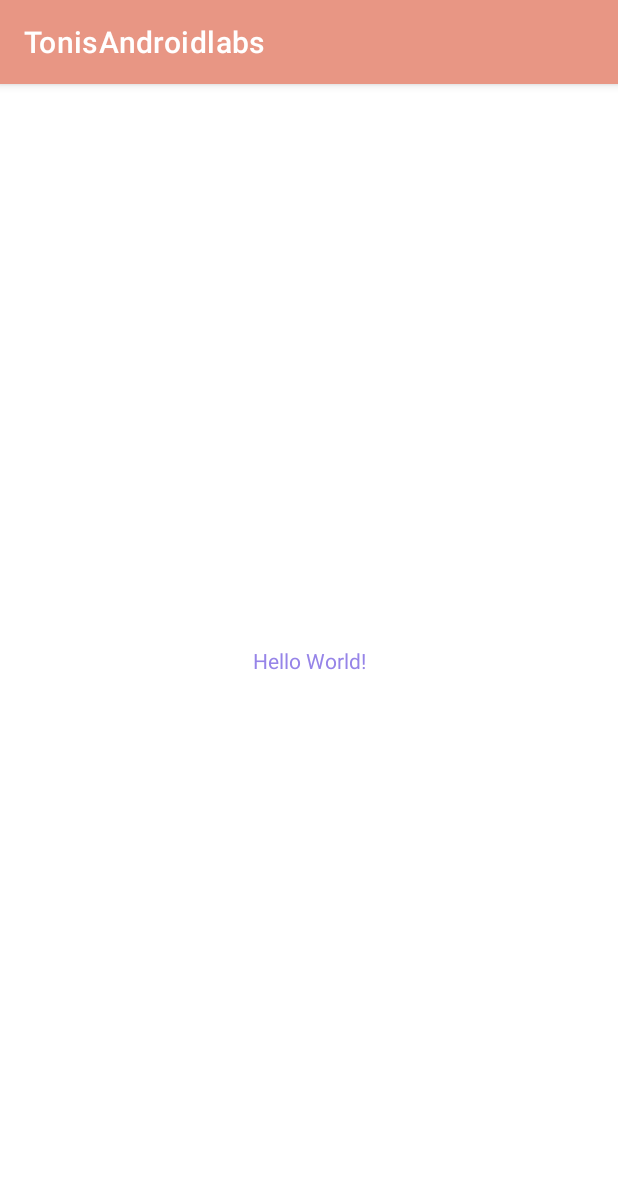
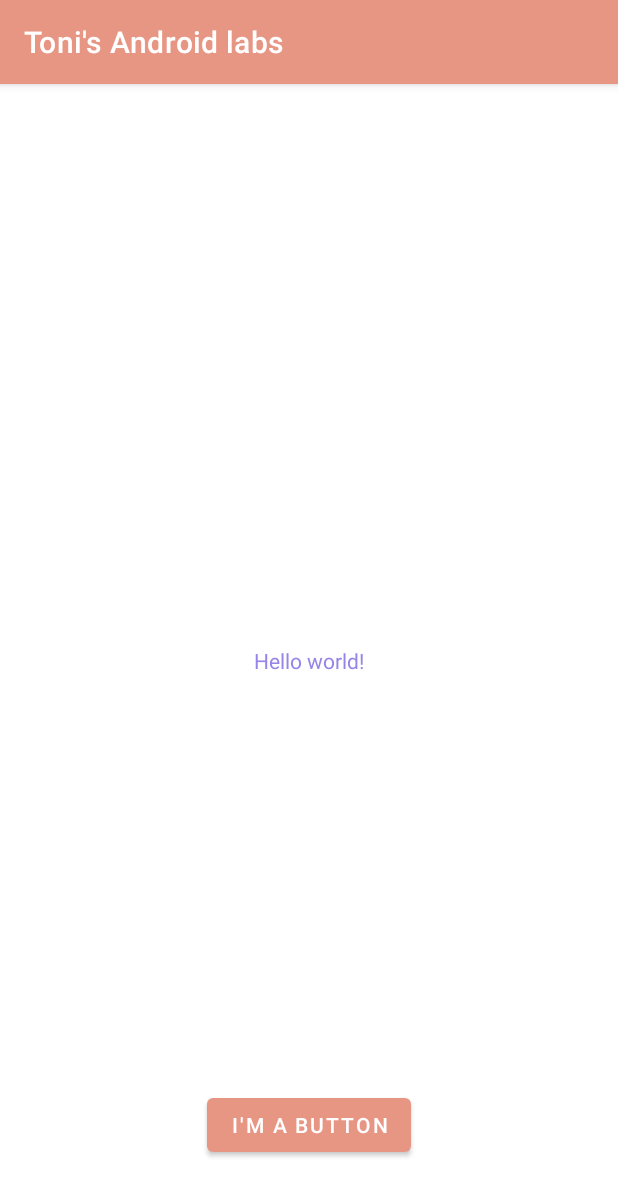
Before and after one commit to tonioluwole/TonisAndroidlabs, an Android app: the screen it shows after launch (MainActivity), on a phone screen of 412 x 824 dp. Shown: the top 1196 px of the screen. Run offline under Robolectric (Android 15) with nearby library versions, the phone set to English and light mode, and no system bars.

Commit message:
Third Commit: added a button and Nigerian english support

```diff
--- a/app/src/main/res/layout/activity_main.xml
+++ b/app/src/main/res/layout/activity_main.xml
@@ -9,10 +9,21 @@
     <TextView
         android:layout_width="wrap_content"
         android:layout_height="wrap_content"
-        android:text="Hello World!"
+        android:text="@string/hello_message"
+
         app:layout_constraintBottom_toBottomOf="parent"
         app:layout_constraintLeft_toLeftOf="parent"
         app:layout_constraintRight_toRightOf="parent"
         app:layout_constraintTop_toTopOf="parent" />
 
+    <Button
+        android:layout_width="wrap_content"
+        android:layout_height="wrap_content"
+        android:layout_marginBottom="50dp"
+        android:text="@string/button_message"
+        app:layout_constraintBottom_toBottomOf="parent"
+        app:layout_constraintEnd_toEndOf="parent"
+        app:layout_constraintHorizontal_bias="0.5"
+        app:layout_constraintStart_toStartOf="parent" />
+
 </androidx.constraintlayout.widget.ConstraintLayout>
--- a/app/src/main/res/values/strings.xml
+++ b/app/src/main/res/values/strings.xml
@@ -1,3 +1,5 @@
 <resources>
-    <string name="app_name">TonisAndroidlabs</string>
+    <string name="app_name">Toni\'s Android labs</string>
+    <string name="hello_message">Hello world!</string>
+    <string name="button_message">I\'m a button</string>
 </resources>
```
Also changed, not shown: 1 other file.
